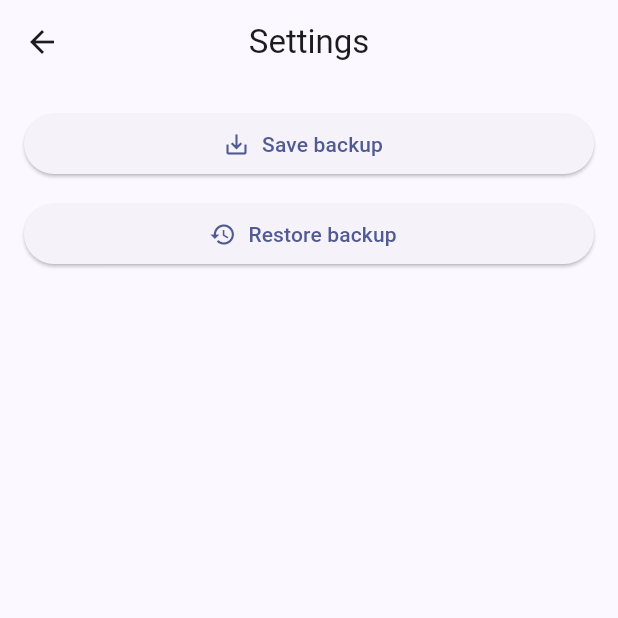
After one commit to Bugimz/resumeyar, a Flutter app: the SettingsView screen opened by its route, on a phone screen of 412 x 824 dp, the top half of it. The commit adds this screen. Run offline on Flutter 3.47's test engine with Material 3 defaults, Android fonts, the phone set to English and light mode, and no system bars; our stand-ins replace file_picker, get, image_picker, pdf, permission_handler, printing and 2 more; accounts and stored records are empty.

Commit message:
Add backup export and restore support

```diff
--- a/lib/app/data/repositories/education_repository.dart
+++ b/lib/app/data/repositories/education_repository.dart
@@ -26,6 +26,12 @@ class EducationRepository {
     return result.map((map) => Education.fromMap(map)).toList();
   }
 
+  Future<List<Education>> getAll() async {
+    final db = await DatabaseProvider.instance.database;
+    final result = await db.query(tableName);
+    return result.map((map) => Education.fromMap(map)).toList();
+  }
+
   Future<int> update(Education education) async {
     final db = await DatabaseProvider.instance.database;
     return db.update(
--- a/lib/app/data/repositories/project_repository.dart
+++ b/lib/app/data/repositories/project_repository.dart
@@ -26,6 +26,12 @@ class ProjectRepository {
     return result.map((map) => Project.fromMap(map)).toList();
   }
 
+  Future<List<Project>> getAll() async {
+    final db = await DatabaseProvider.instance.database;
+    final result = await db.query(tableName);
+    return result.map((map) => Project.fromMap(map)).toList();
+  }
+
   Future<int> update(Project project) async {
     final db = await DatabaseProvider.instance.database;
     return db.update(
--- a/lib/app/data/repositories/skill_repository.dart
+++ b/lib/app/data/repositories/skill_repository.dart
@@ -26,6 +26,12 @@ class SkillRepository {
     return result.map((map) => Skill.fromMap(map)).toList();
   }
 
+  Future<List<Skill>> getAll() async {
+    final db = await DatabaseProvider.instance.database;
+    final result = await db.query(tableName);
+    return result.map((map) => Skill.fromMap(map)).toList();
+  }
+
   Future<int> update(Skill skill) async {
     final db = await DatabaseProvider.instance.database;
     return db.update(
--- a/lib/app/data/repositories/work_experience_repository.dart
+++ b/lib/app/data/repositories/work_experience_repository.dart
@@ -26,6 +26,12 @@ class WorkExperienceRepository {
     return result.map((map) => WorkExperience.fromMap(map)).toList();
   }
 
+  Future<List<WorkExperience>> getAll() async {
+    final db = await DatabaseProvider.instance.database;
+    final result = await db.query(tableName);
+    return result.map((map) => WorkExperience.fromMap(map)).toList();
+  }
+
   Future<int> update(WorkExperience experience) async {
     final db = await DatabaseProvider.instance.database;
     return db.update(
--- a/lib/app/lang/en_US.dart
+++ b/lib/app/lang/en_US.dart
@@ -16,4 +16,14 @@ const Map<String, String> enUS = {
   'template': 'Template',
   'template_minimal': 'Minimal',
   'template_modern': 'Modern',
+  'settings': 'Settings',
+  'save_backup': 'Save backup',
+  'restore_backup': 'Restore backup',
+  'select_backup_path': 'Choose where to save the backup file',
+  'select_backup_file': 'Select a backup file to restore',
+  'backup_saved': 'Backup saved to @path',
+  'backup_failed': 'Failed to save backup: @error',
+  'backup_restored': 'Backup restored successfully',
+  'backup_restore_failed': 'Failed to restore backup: @error',
+  'invalid_backup_format': 'Invalid backup format: @error',
 };
--- a/lib/app/lang/fa_IR.dart
+++ b/lib/app/lang/fa_IR.dart
@@ -16,4 +16,14 @@ const Map<String, String> faIR = {
   'template': 'قالب',
   'template_minimal': 'ساده',
   'template_modern': 'مدرن',
+  'settings': 'تنظیمات',
+  'save_backup': 'ذخیره بک‌آپ',
+  'restore_backup': 'بازیابی بک‌آپ',
+  'select_backup_path': 'مسیر ذخیره فایل بک‌آپ را انتخاب کنید',
+  'select_backup_file': 'فایل بک‌آپ برای بازیابی را انتخاب کنید',
+  'backup_saved': 'بک‌آپ در مسیر @path ذخیره شد',
+  'backup_failed': 'خطا در ذخیره بک‌آپ: @error',
+  'backup_restored': 'بک‌آپ با موفقیت بازیابی شد',
+  'backup_restore_failed': 'خطا در بازیابی بک‌آپ: @error',
+  'invalid_backup_format': 'فرمت بک‌آپ نامعتبر است: @error',
 };
--- a/lib/app/modules/home/home_view.dart
+++ b/lib/app/modules/home/home_view.dart
@@ -126,6 +126,7 @@ class HomeView extends StatelessWidget {
               const _NavigationTile(title: 'education', route: Routes.education),
               const _NavigationTile(title: 'skills', route: Routes.skills),
               const _NavigationTile(title: 'projects', route: Routes.projects),
+              const _NavigationTile(title: 'settings', route: Routes.settings),
             ],
           ),
         ),
--- /dev/null
+++ b/lib/app/modules/settings/settings_view.dart
@@ -0,0 +1,99 @@
+import 'dart:io';
+
+import 'package:file_picker/file_picker.dart';
+import 'package:flutter/material.dart';
+import 'package:get/get.dart';
+
+import '../../data/repositories/education_repository.dart';
+import '../../data/repositories/project_repository.dart';
+import '../../data/repositories/resume_profile_repository.dart';
+import '../../data/repositories/skill_repository.dart';
+import '../../data/repositories/work_experience_repository.dart';
+import '../../services/backup_service.dart';
+
+class SettingsView extends StatelessWidget {
+  SettingsView({super.key});
+
+  final BackupService _backupService = BackupService(
+    resumeProfileRepository: ResumeProfileRepository(),
+    workExperienceRepository: WorkExperienceRepository(),
+    educationRepository: EducationRepository(),
+    skillRepository: SkillRepository(),
+    projectRepository: ProjectRepository(),
+  );
+
+  Future<void> _saveBackup() async {
+    try {
+      final backupPath = await FilePicker.platform.saveFile(
+        dialogTitle: 'select_backup_path'.tr,
+        fileName: 'resume_backup.json',
+        type: FileType.custom,
+        allowedExtensions: const ['json'],
+      );
+
+      if (backupPath == null) {
+        return;
+      }
+
+      final backupContent = await _backupService.exportToJson();
+      final file = File(backupPath);
+      await file.writeAsString(backupContent);
+
+      Get.snackbar('success'.tr, 'backup_saved'.trParams({'path': backupPath}));
+    } catch (e) {
+      Get.snackbar('error'.tr, 'backup_failed'.trParams({'error': '$e'}));
+    }
+  }
+
+  Future<void> _restoreBackup() async {
+    try {
+      final result = await FilePicker.platform.pickFiles(
+        type: FileType.custom,
+        allowedExtensions: const ['json'],
+        dialogTitle: 'select_backup_file'.tr,
+      );
+
+      final filePath = result?.files.single.path;
+      if (filePath == null) {
+        return;
+      }
+
+      final content = await File(filePath).readAsString();
+      await _backupService.importFromJson(content);
+
+      Get.snackbar('success'.tr, 'backup_restored'.tr);
+    } on FormatException catch (e) {
+      Get.snackbar('error'.tr, 'invalid_backup_format'.trParams({'error': '$e'}));
+    } catch (e) {
+      Get.snackbar('error'.tr, 'backup_restore_failed'.trParams({'error': '$e'}));
+    }
+  }
+
+  @override
+  Widget build(BuildContext context) {
+    return Scaffold(
+      appBar: AppBar(
+        title: Text('settings'.tr),
+      ),
+      body: Padding(
+        padding: const EdgeInsets.all(16),
+        child: Column(
+          crossAxisAlignment: CrossAxisAlignment.stretch,
+          children: [
+            ElevatedButton.icon(
+              onPressed: _saveBackup,
+              icon: const Icon(Icons.save_alt),
+              label: Text('save_backup'.tr),
+            ),
+            const SizedBox(height: 12),
+            ElevatedButton.icon(
+              onPressed: _restoreBackup,
+              icon: const Icon(Icons.restore),
+              label: Text('restore_backup'.tr),
+            ),
+          ],
+        ),
+      ),
+    );
+  }
+}
--- a/lib/app/routes/app_pages.dart
+++ b/lib/app/routes/app_pages.dart
@@ -11,6 +11,7 @@ import '../modules/skill/skill_binding.dart';
 import '../modules/skill/skill_view.dart';
 import '../modules/work/work_binding.dart';
 import '../modules/work/work_view.dart';
+import '../modules/settings/settings_view.dart';
 
 part 'app_routes.dart';
 
@@ -46,5 +47,9 @@ class AppPages {
       page: ProjectView.new,
       binding: ProjectBinding(),
     ),
+    GetPage(
+      name: Routes.settings,
+      page: SettingsView.new,
+    ),
   ];
 }
--- a/lib/app/routes/app_routes.dart
+++ b/lib/app/routes/app_routes.dart
@@ -8,4 +8,5 @@ abstract class Routes {
   static const education = '/education';
   static const skills = '/skills';
   static const projects = '/projects';
+  static const settings = '/settings';
 }
--- a/pubspec.yaml
+++ b/pubspec.yaml
@@ -19,6 +19,7 @@ dependencies:
   pdf: ^3.11.0
   printing: ^5.12.0
   shared_preferences: ^2.2.3
+  file_picker: ^8.0.6
 
 dev_dependencies:
   flutter_test:
```
Also changed, not shown: lib/app/services/backup_service.dart (added, +243 -0 lines).
